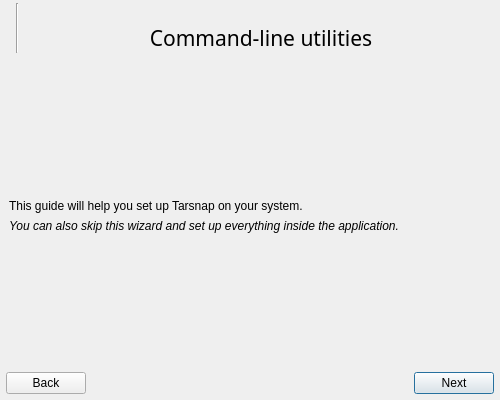
Old version of the form forms/setupdialog.ui in the repository Tarsnap/tarsnap-gui.
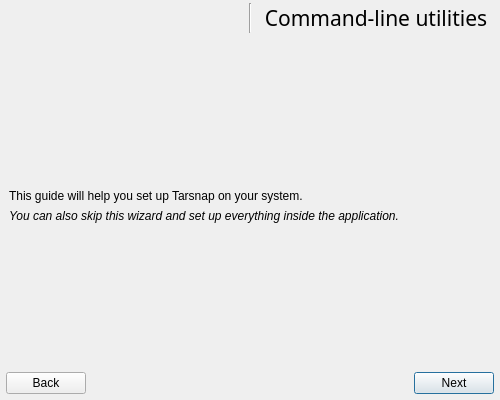
New version of the form. Icons and pictures are not drawn. Custom widgets are drawn as their Qt base class.

Commit message:
SetupDialog: simplify form header
We can simplify this as a result of removing the "jump to page" radio buttons.

Patch:
```diff
--- a/forms/setupdialog.ui
+++ b/forms/setupdialog.ui
@@ -39,7 +39,7 @@
     <number>0</number>
    </property>
    <item>
-    <layout class="QGridLayout" name="headerLayout">
+    <layout class="QHBoxLayout" name="headerLayout">
      <property name="leftMargin">
       <number>3</number>
      </property>
@@ -52,16 +52,10 @@
      <property name="bottomMargin">
       <number>6</number>
      </property>
-     <property name="horizontalSpacing">
-      <number>6</number>
-     </property>
-     <property name="verticalSpacing">
-      <number>0</number>
-     </property>
-     <item row="0" column="2">
-      <widget class="QWidget" name="wizardNavigateWidget" native="true">
-       <property name="styleSheet">
-        <string notr="true"/>
+     <item>
+      <widget class="QLabel" name="iconLabel">
+       <property name="pixmap">
+        <pixmap resource="../resources/resources.qrc">:/logos/tarsnap-header-half.png</pixmap>
        </property>
        <layout class="QHBoxLayout" name="wizardNavigateHorizontalLayout">
         <property name="leftMargin">
@@ -76,36 +70,17 @@
         <property name="bottomMargin">
          <number>0</number>
         </property>
-        <item>
-         <spacer name="jumpLeftSpacer">
-          <property name="orientation">
-           <enum>Qt::Horizontal</enum>
-          </property>
-          <property name="sizeHint" stdset="0">
-           <size>
-            <width>40</width>
-            <height>20</height>
-           </size>
-          </property>
-         </spacer>
-        </item>
-        <item>
-         <spacer name="jumpRightSpacer">
-          <property name="orientation">
-           <enum>Qt::Horizontal</enum>
-          </property>
-          <property name="sizeHint" stdset="0">
-           <size>
-            <width>40</width>
-            <height>20</height>
-           </size>
-          </property>
-         </spacer>
-        </item>
        </layout>
       </widget>
      </item>
-     <item row="1" column="2">
+     <item>
+      <widget class="Line" name="line">
+       <property name="orientation">
+        <enum>Qt::Vertical</enum>
+       </property>
+      </widget>
+     </item>
+     <item>
       <widget class="QLabel" name="titleLabel">
        <property name="minimumSize">
         <size>
@@ -130,20 +105,6 @@
        </property>
       </widget>
      </item>
-     <item row="0" column="0" rowspan="2">
-      <widget class="QLabel" name="iconLabel">
-       <property name="pixmap">
-        <pixmap resource="../resources/resources.qrc">:/logos/tarsnap-header-half.png</pixmap>
-       </property>
-      </widget>
-     </item>
-     <item row="0" column="1" rowspan="2">
-      <widget class="Line" name="line">
-       <property name="orientation">
-        <enum>Qt::Vertical</enum>
-       </property>
-      </widget>
-     </item>
     </layout>
    </item>
    <item>
```
